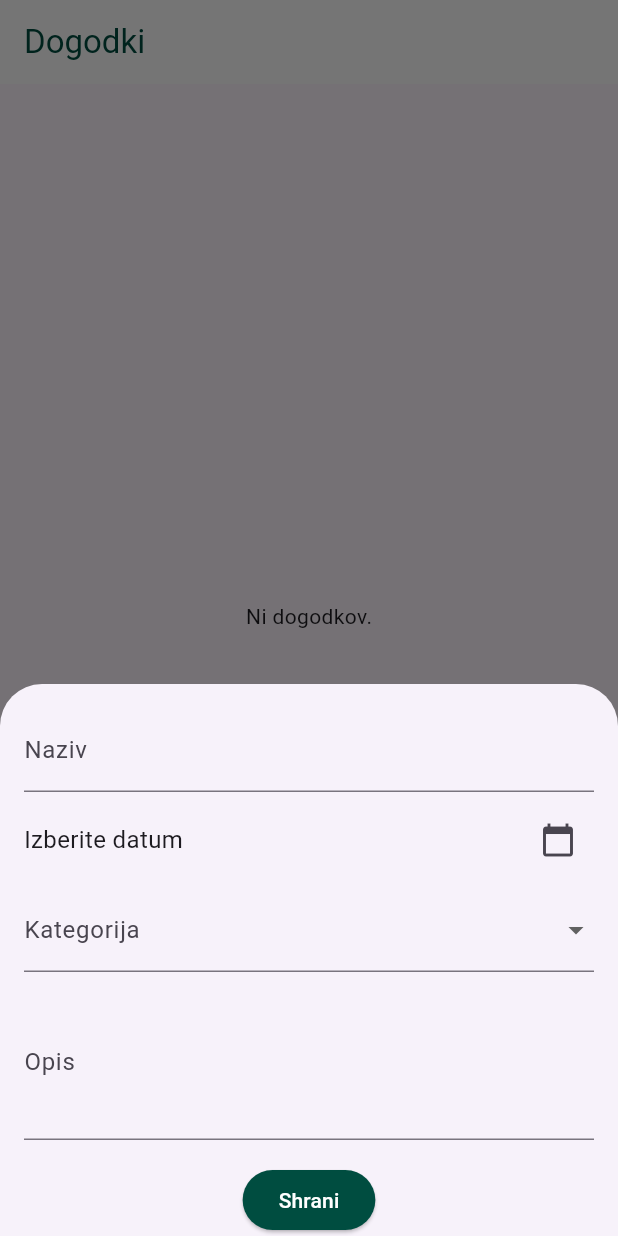
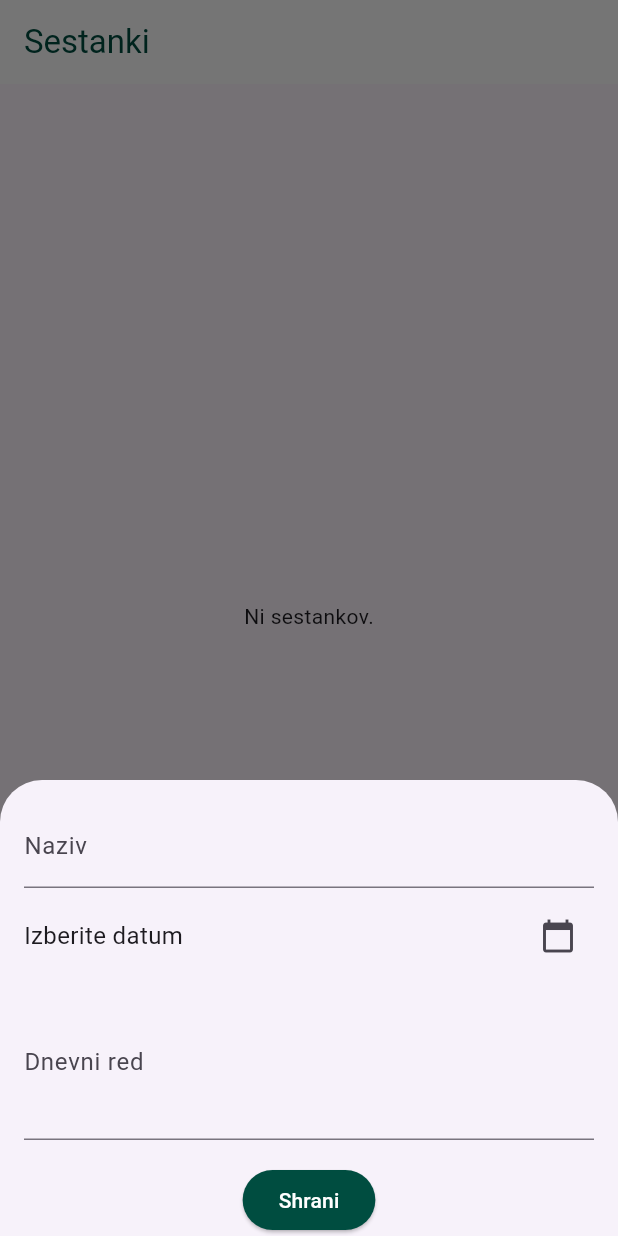
Before and after one commit to larazupanc/KLUB, a Flutter app: the NavigationController screen opened directly, item 3 of the bottom bar chosen, after a tap on the "add" icon, on a phone screen of 412 x 824 dp. Run offline on Flutter 3.47's test engine with Material 3 defaults, Android fonts, the light colour scheme and no system bars; our stand-ins replace cloud_firestore, firebase_auth, firebase_core, table_calendar; accounts and stored records are empty.

Commit message:
Sestanki page, Home page
dodajanje strani s sestanki. vse trenutne strani, razen Koledar, delujejo.
Home page nedokončan!

```diff
--- a/KlubPlus/lib/main.dart
+++ b/KlubPlus/lib/main.dart
@@ -2,6 +2,7 @@ import 'package:flutter/material.dart';
 import 'package:firebase_auth/firebase_auth.dart';
 import 'package:firebase_core/firebase_core.dart';
 import 'package:testni_app/screens/dogodki.dart';
+import 'package:testni_app/screens/sestanki.dart';
 import 'screens/home_screen.dart';
 import 'screens/koledar_screen.dart';
 import 'css/styles.dart'; // Import the AppStyles
@@ -155,8 +156,8 @@ class _NavigationControllerState extends State<NavigationController> {
   final List<Widget> _pages = [
     HomeScreen(),
     KoledarScreen(),
+    SestankiScreen(),
     NekiScreen(),
-    Center(child: Text('Nastavitve Page')),
   ];
 
   @override
@@ -164,6 +165,9 @@ class _NavigationControllerState extends State<NavigationController> {
     return Scaffold(
       body: _pages[_currentIndex],
       bottomNavigationBar: BottomNavigationBar(
+
+        selectedItemColor: Color(0xFF004d40), // Set the selected icon and text color to green
+        unselectedItemColor: Colors.grey,
         currentIndex: _currentIndex,
         onTap: (index) {
           setState(() {
@@ -171,13 +175,12 @@ class _NavigationControllerState extends State<NavigationController> {
           });
         },
         items: const [
-          BottomNavigationBarItem(
-              icon: Icon(Icons.home), label: 'Koledar'),
-          BottomNavigationBarItem(
-              icon: Icon(Icons.event), label: 'Dogodki'),
-          BottomNavigationBarItem(
-              icon: Icon(Icons.settings), label: 'Nastavitve'),
+          BottomNavigationBarItem(icon: Icon(Icons.home,color: Color(0xFF004d40)), label: 'Domov'),
+          BottomNavigationBarItem(icon: Icon(Icons.calendar_month,color: Color(0xFF004d40)), label: 'Koledar'),
+          BottomNavigationBarItem(icon: Icon(Icons.cases_sharp,color: Color(0xFF004d40)), label: 'Sestanki'),
+          BottomNavigationBarItem(icon: Icon(Icons.emoji_events,color: Color(0xFF004d40)), label: 'Dogodki'),
         ],
+
       ),
     );
   }
--- a/KlubPlus/lib/screens/home_screen.dart
+++ b/KlubPlus/lib/screens/home_screen.dart
@@ -1,109 +1,187 @@
 import 'package:flutter/material.dart';
-import 'package:testni_app/css/styles.dart';
+import 'package:cloud_firestore/cloud_firestore.dart';
+import 'package:intl/intl.dart';
 
 class HomeScreen extends StatelessWidget {
-  const HomeScreen({super.key});
-
   @override
   Widget build(BuildContext context) {
     return Scaffold(
       appBar: AppBar(
-        title: const Text('Prihajajoči dogodki', style: TextStyle(color: Colors.black)),
+        title: const Text('Home', style: TextStyle(color: Color(0xFF004d40))),
         backgroundColor: Colors.white,
         elevation: 0,
-        iconTheme: const IconThemeData(color: Colors.green),
+        iconTheme: const IconThemeData(color: Colors.lightGreenAccent),
       ),
-      body: SingleChildScrollView(
-        padding: const EdgeInsets.all(16.0),
-        child: Column(
-          crossAxisAlignment: CrossAxisAlignment.start,
+      body: Column(
         children: [
-            const SectionTitle(title: "Dogodki"),
-            const EventCard(
-              title: "Novoletni Izlet",
-              date: "30. 12. 2024 - 2. 1. 2025",
-              addedDate: "Dodano 31 Dec.",
-              icon: Icons.directions_bus,
-            ),
-            const EventCard(
-              title: "Dobrodelni kilometri",
-              date: "1-30. 6. 2024",
-              addedDate: "Dodano 31 Dec.",
-              icon: Icons.directions_run,
-            ),
-            const SizedBox(height: 16),
-            const SectionTitle(title: "Sestanki", viewAll: true),
-            const MeetingCard(
-              title: "17. redna seja",
-              date: "21. 12. 2024",
-            ),
-            const MeetingCard(
-              title: "1. redna seja",
-              date: "5. 1. 2025",
-            ),
+          // Section for Meetings
+          _buildMeetingList(context),
+          // Section for Events
+          _buildEventList(context),
         ],
       ),
-      ),
-
     );
   }
+
+  // Fetch and display meetings
+  Widget _buildMeetingList(BuildContext context) {
+    return StreamBuilder<QuerySnapshot>(
+      stream: FirebaseFirestore.instance
+          .collection('sestanki')
+          .limit(2)  // Limit the number of meetings to 2
+          .snapshots(),
+      builder: (context, snapshot) {
+        if (snapshot.connectionState == ConnectionState.waiting) {
+          return const Center(child: CircularProgressIndicator());
         }
-class SectionTitle extends StatelessWidget {
-  final String title;
-  final bool viewAll;
+        if (snapshot.hasError) {
+          return Center(child: Text('Prišlo je do napake: ${snapshot.error}'));
+        }
+        if (!snapshot.hasData || snapshot.data!.docs.isEmpty) {
+          return const Center(child: Text('Ni sestankov.'));
+        }
 
-  const SectionTitle({required this.title, this.viewAll = false, super.key});
+        final meetings = snapshot.data!.docs.map((doc) {
+          final data = doc.data() as Map<String, dynamic>;
 
-  @override
-  Widget build(BuildContext context) {
-    return Row(
-      mainAxisAlignment: MainAxisAlignment.spaceBetween,
+          final title = data['naziv'] ?? 'Unknown';
+          final date = data['datum'] != null
+              ? DateFormat('dd. MM. yyyy').format((data['datum'] as Timestamp).toDate())
+              : 'Unknown';
+          final agenda = data['dnevni_red'] ?? 'Ni dnevnega reda';
+
+          return MeetingCard(
+            title: title,
+            date: date,
+            agenda: agenda,
+            onTap: () => _showMeetingDetails(context, title, date, agenda),
+          );
+        }).toList();
+
+        return Column(
           children: [
-        Text(
-          title,
-          style: AppStyles.sectionTitle,
+            const Padding(
+              padding: EdgeInsets.all(8.0),
+              child: Text('Sestanki', style: TextStyle(fontSize: 18, fontWeight: FontWeight.bold)),
             ),
-        if (viewAll)
-          TextButton(
-            onPressed: () {},
-            style: AppStyles.greenTextButton,
-            child: const Text('Poglej vse'),
+            ListView.builder(
+              padding: const EdgeInsets.all(16.0),
+              shrinkWrap: true,
+              physics: const NeverScrollableScrollPhysics(),
+              itemCount: meetings.length,
+              itemBuilder: (context, index) => meetings[index],
             ),
           ],
         );
+      },
+    );
   }
-}class EventCard extends StatelessWidget {
-  final String title;
-  final String date;
-  final String addedDate;
-  final IconData icon;
 
-  const EventCard({
-    required this.title,
-    required this.date,
-    required this.addedDate,
-    required this.icon,
-    super.key,
-  });
+  // Fetch and display events
+  Widget _buildEventList(BuildContext context) {
+    return StreamBuilder<QuerySnapshot>(
+      stream: FirebaseFirestore.instance
+          .collection('dogodki')
+          .limit(2)  // Limit the number of events to 2
+          .snapshots(),
+      builder: (context, snapshot) {
+        if (snapshot.connectionState == ConnectionState.waiting) {
+          return const Center(child: CircularProgressIndicator());
+        }
+        if (snapshot.hasError) {
+          return Center(child: Text('Prišlo je do napake: ${snapshot.error}'));
+        }
+        if (!snapshot.hasData || snapshot.data!.docs.isEmpty) {
+          return const Center(child: Text('Ni dogodkov.'));
+        }
 
-  @override
-  Widget build(BuildContext context) {
-    return Container(
-      margin: const EdgeInsets.symmetric(vertical: 8.0),
-      decoration: AppStyles.cardBoxDecoration,
-      child: ListTile(
-        leading: Container(
-          decoration: BoxDecoration(
-            color: AppStyles.iconBackgroundColor, // Green background
-            shape: BoxShape.circle,
+        final events = snapshot.data!.docs.map((doc) {
+          final data = doc.data() as Map<String, dynamic>;
+
+          final title = data['naziv'] ?? 'Unknown';
+          final date = data['datum'] != null
+              ? DateFormat('dd. MM. yyyy').format((data['datum'] as Timestamp).toDate())
+              : 'Unknown';
+          final agenda = data['dnevni_red'] ?? 'Ni dnevnega reda';
+
+          return MeetingCard(
+            title: title,
+            date: date,
+            agenda: agenda,
+            onTap: () => _showEventDetails(context, title, date, agenda),
+          );
+        }).toList();
+
+        return Column(
+          children: [
+            const Padding(
+              padding: EdgeInsets.all(8.0),
+              child: Text('Dogodki', style: TextStyle(fontSize: 18, fontWeight: FontWeight.bold)),
             ),
-          padding: const EdgeInsets.all(8.0),
-          child: Icon(icon, color: AppStyles.iconColor),
+            ListView.builder(
+              padding: const EdgeInsets.all(16.0),
+              shrinkWrap: true,
+              physics: const NeverScrollableScrollPhysics(),
+              itemCount: events.length,
+              itemBuilder: (context, index) => events[index],
             ),
-        title: Text(title, style: AppStyles.cardTitle),
-        subtitle: Text('$date\n$addedDate', style: AppStyles.cardSubtitle),
-        trailing: const Icon(Icons.more_vert, color: Colors.grey),
+          ],
+        );
+      },
+    );
+  }
+
+  // Show meeting details in a dialog
+  void _showMeetingDetails(BuildContext context, String title, String date, String agenda) {
+    showDialog(
+      context: context,
+      builder: (BuildContext context) {
+        return AlertDialog(
+          title: Text(title),
+          content: Column(
+            mainAxisSize: MainAxisSize.min,
+            crossAxisAlignment: CrossAxisAlignment.start,
+            children: [
+              Text('Datum: $date'),
+              const SizedBox(height: 8.0),
+              Text('Dnevni red: $agenda'),
+            ],
           ),
+          actions: [
+            TextButton(
+              onPressed: () => Navigator.of(context).pop(),
+              child: const Text('Zapri'),
+            ),
+          ],
+        );
+      },
+    );
+  }
+
+  // Show event details in a dialog
+  void _showEventDetails(BuildContext context, String title, String date, String agenda) {
+    showDialog(
+      context: context,
+      builder: (BuildContext context) {
+        return AlertDialog(
+          title: Text(title),
+          content: Column(
+            mainAxisSize: MainAxisSize.min,
+            crossAxisAlignment: CrossAxisAlignment.start,
+            children: [
+              Text('Datum: $date'),
+              const SizedBox(height: 8.0),
+              Text('Dnevni red: $agenda'),
+            ],
+          ),
+          actions: [
+            TextButton(
+              onPressed: () => Navigator.of(context).pop(),
+              child: const Text('Zapri'),
+            ),
+          ],
+        );
+      },
     );
   }
 }
@@ -111,29 +189,48 @@ class SectionTitle extends StatelessWidget {
 class MeetingCard extends StatelessWidget {
   final String title;
   final String date;
+  final String agenda;
+  final VoidCallback onTap;
 
-  const MeetingCard({required this.title, required this.date, super.key});
+  const MeetingCard({
+    required this.title,
+    required this.date,
+    required this.agenda,
+    required this.onTap,
+  });
 
   @override
   Widget build(BuildContext context) {
-    return Container(
+    return Card(
       margin: const EdgeInsets.symmetric(vertical: 8.0),
-      decoration: AppStyles.cardBoxDecoration,
-      child: ListTile(
+      elevation: 4,
+      child: InkWell(
+        onTap: onTap,
+        borderRadius: BorderRadius.circular(4.0),
+        child: Stack(
+          children: [
+            ListTile(
               leading: Container(
+                width: 48.0,
+                height: 48.0,
                 decoration: BoxDecoration(
-            color: AppStyles.iconBackgroundColor, // Green background
+                  color: Color(0xFF004d40),
                   shape: BoxShape.circle,
                 ),
-          padding: const EdgeInsets.all(8.0),
-          child: const Icon(Icons.meeting_room, color: AppStyles.iconColor),
+                child: Icon(
+                  Icons.business_center,
+                  color: Colors.lightGreenAccent,
+                  size: 24.0,
                 ),
-        title: Text(title, style: AppStyles.cardTitle),
-        subtitle: Text(date, style: AppStyles.cardSubtitle),
-        trailing: TextButton(
-          onPressed: () {},
-          style: AppStyles.greenTextButton,
-          child: const Text('Poglej dnevni red'),
+              ),
+              title: Text(
+                title,
+                style: const TextStyle(fontWeight: FontWeight.bold),
+              ),
+              subtitle: Text('Datum: $date\nDnevni red: $agenda'),
+              isThreeLine: true,
+            ),
+          ],
         ),
       ),
     );
--- /dev/null
+++ b/KlubPlus/lib/screens/sestanki.dart
@@ -0,0 +1,352 @@
+import 'package:flutter/material.dart';
+import 'package:cloud_firestore/cloud_firestore.dart';
+import 'package:intl/intl.dart';
+
+class SestankiScreen extends StatelessWidget {
+  @override
+  Widget build(BuildContext context) {
+    return Scaffold(
+      appBar: AppBar(
+        title: const Text('Sestanki', style: TextStyle(color: Color(0xFF004d40))),
+        backgroundColor: Colors.white,
+        elevation: 0,
+        iconTheme: const IconThemeData(color: Colors.lightGreenAccent),
+      ),
+      body: StreamBuilder<QuerySnapshot>(
+        stream: FirebaseFirestore.instance.collection('sestanki').snapshots(),
+        builder: (context, snapshot) {
+          if (snapshot.connectionState == ConnectionState.waiting) {
+            return const Center(child: CircularProgressIndicator());
+          }
+          if (snapshot.hasError) {
+            return Center(child: Text('Prišlo je do napake: ${snapshot.error}'));
+          }
+          if (!snapshot.hasData || snapshot.data!.docs.isEmpty) {
+            return const Center(child: Text('Ni sestankov.'));
+          }
+
+          final meetings = snapshot.data!.docs.map((doc) {
+            final data = doc.data() as Map<String, dynamic>;
+
+            final title = data['naziv'] ?? 'Unknown';
+            final date = data['datum'] != null
+                ? DateFormat('dd. MM. yyyy').format((data['datum'] as Timestamp).toDate())
+                : 'Unknown';
+            final agenda = data['dnevni_red'] ?? 'Ni dnevnega reda';
+
+            return MeetingCard(
+              title: title,
+              date: date,
+              agenda: agenda,
+              onTap: () => _showMeetingDetails(context, title, date, agenda),
+              onEdit: () => _showEditMeetingForm(context, doc.id, data),
+              onDelete: () => _deleteMeeting(context, doc.id),
+            );
+          }).toList();
+
+          return ListView.builder(
+            padding: const EdgeInsets.all(16.0),
+            itemCount: meetings.length,
+            itemBuilder: (context, index) => meetings[index],
+          );
+        },
+      ),
+      floatingActionButton: FloatingActionButton(
+        onPressed: () => _showAddMeetingForm(context),
+        backgroundColor: Color(0xFF004d40),
+        child: const Icon(Icons.add, color: Colors.lightGreenAccent),
+      ),
+    );
+  }
+
+  void _showAddMeetingForm(BuildContext context) {
+    showModalBottomSheet(
+      context: context,
+      isScrollControlled: true,
+      builder: (context) => Padding(
+        padding: EdgeInsets.only(
+          bottom: MediaQuery.of(context).viewInsets.bottom,
+          left: 16.0,
+          right: 16.0,
+          top: 16.0,
+        ),
+        child: _MeetingForm(),
+      ),
+    );
+  }
+
+  void _showEditMeetingForm(BuildContext context, String docId, Map<String, dynamic> currentData) {
+    showModalBottomSheet(
+      context: context,
+      isScrollControlled: true,
+      builder: (context) => Padding(
+        padding: EdgeInsets.only(
+          bottom: MediaQuery.of(context).viewInsets.bottom,
+          left: 16.0,
+          right: 16.0,
+          top: 16.0,
+        ),
+        child: _MeetingForm(docId: docId, initialData: currentData),
+      ),
+    );
+  }
+
+  void _showMeetingDetails(BuildContext context, String title, String date, String agenda) {
+    showDialog(
+      context: context,
+      builder: (BuildContext context) {
+        return AlertDialog(
+          title: Text(title),
+          content: Column(
+            mainAxisSize: MainAxisSize.min,
+            crossAxisAlignment: CrossAxisAlignment.start,
+            children: [
+              Text('Datum: $date'),
+              const SizedBox(height: 8.0),
+              Text('Dnevni red: $agenda'),
+            ],
+          ),
+          actions: [
+            TextButton(
+              onPressed: () => Navigator.of(context).pop(),
+              child: const Text('Zapri'),
+            ),
+          ],
+        );
+      },
+    );
+  }
+
+  void _deleteMeeting(BuildContext context, String docId) {
+    showDialog(
+      context: context,
+      builder: (BuildContext context) {
+        return AlertDialog(
+          title: const Text('Izbriši sestanek'),
+          content: const Text('Ali ste prepričani, da želite izbrisati ta sestanek?'),
+          actions: [
+            TextButton(
+              onPressed: () => Navigator.of(context).pop(),
+              child: const Text('Prekliči'),
+            ),
+            TextButton(
+              onPressed: () async {
+                await FirebaseFirestore.instance.collection('sestanki').doc(docId).delete();
+                Navigator.of(context).pop();
+                ScaffoldMessenger.of(context)
+                    .showSnackBar(const SnackBar(content: Text('Sestanek izbrisan.')));
+              },
+              child: const Text('Izbriši'),
+            ),
+          ],
+        );
+      },
+    );
+  }
+}
+
+class _MeetingForm extends StatefulWidget {
+  final String? docId;
+  final Map<String, dynamic>? initialData;
+
+  const _MeetingForm({this.docId, this.initialData});
+
+  @override
+  _MeetingFormState createState() => _MeetingFormState();
+}
+
+class _MeetingFormState extends State<_MeetingForm> {
+  final _formKey = GlobalKey<FormState>();
+  final TextEditingController _titleController = TextEditingController();
+  final TextEditingController _agendaController = TextEditingController();
+
+  DateTime? _selectedDate;
+
+  @override
+  void initState() {
+    super.initState();
+    if (widget.initialData != null) {
+      _titleController.text = widget.initialData!['naziv'] ?? '';
+      _agendaController.text = widget.initialData!['dnevni_red'] ?? '';
+      _selectedDate = (widget.initialData!['datum'] as Timestamp).toDate();
+    }
+  }
+
+  void _saveMeeting() async {
+    if (_formKey.currentState!.validate() && _selectedDate != null) {
+      final data = {
+        'naziv': _titleController.text,
+        'datum': Timestamp.fromDate(_selectedDate!),
+        'dnevni_red': _agendaController.text,
+      };
+
+      if (widget.docId == null) {
+        await FirebaseFirestore.instance.collection('sestanki').add(data);
+        ScaffoldMessenger.of(context).showSnackBar(const SnackBar(content: Text('Sestanek dodan!')));
+      } else {
+        await FirebaseFirestore.instance.collection('sestanki').doc(widget.docId).update(data);
+        ScaffoldMessenger.of(context).showSnackBar(const SnackBar(content: Text('Sestanek posodobljen!')));
+      }
+
+      Navigator.of(context).pop();
+    } else {
+      ScaffoldMessenger.of(context).showSnackBar(
+        const SnackBar(content: Text('Prosimo, izpolnite vsa polja.')),
+      );
+    }
+  }
+
+  void _pickDate(BuildContext context) async {
+    final DateTime? picked = await showDatePicker(
+      context: context,
+      initialDate: _selectedDate ?? DateTime.now(),
+      firstDate: DateTime(2000),
+      lastDate: DateTime(2100),
+    );
+    if (picked != null && picked != _selectedDate) {
+      setState(() {
+        _selectedDate = picked;
+      });
+    }
+  }
+
+  @override
+  Widget build(BuildContext context) {
+    return Form(
+      key: _formKey,
+      child: SingleChildScrollView(
+        child: Column(
+          mainAxisSize: MainAxisSize.min,
+          children: [
+            TextFormField(
+              controller: _titleController,
+              decoration: const InputDecoration(labelText: 'Naziv'),
+              validator: (value) => value!.isEmpty ? 'Naziv je obvezen.' : null,
+            ),
+            const SizedBox(height: 8.0),
+            Row(
+              children: [
+                Expanded(
+                  child: Text(
+                    _selectedDate == null
+                        ? 'Izberite datum'
+                        : DateFormat('dd. MM. yyyy').format(_selectedDate!),
+                    style: const TextStyle(fontSize: 16.0),
+                  ),
+                ),
+                IconButton(
+                  icon: const Icon(Icons.calendar_today),
+                  onPressed: () => _pickDate(context),
+                ),
+              ],
+            ),
+            const SizedBox(height: 8.0),
+            TextFormField(
+              controller: _agendaController,
+              decoration: const InputDecoration(labelText: 'Dnevni red'),
+              maxLines: 3,
+              validator: (value) => value!.isEmpty ? 'Dnevni red je obvezen.' : null,
+            ),
+            const SizedBox(height: 16.0),
+            ElevatedButton(
+              onPressed: _saveMeeting,
+              style: ElevatedButton.styleFrom(backgroundColor: Color(0xFF004d40)),
+              child: const Text('Shrani', style: TextStyle(color: Colors.white)),
+            ),
+          ],
+        ),
+      ),
+    );
+  }
+}
+
+class MeetingCard extends StatelessWidget {
+  final String title;
+  final String date;
+  final String agenda;
+  final VoidCallback onTap;
+  final VoidCallback onEdit;
+  final VoidCallback onDelete;
+
+  const MeetingCard({
+    required this.title,
+    required this.date,
+    required this.agenda,
+    required this.onTap,
+    required this.onEdit,
+    required this.onDelete,
+  });
+
+  @override
+  Widget build(BuildContext context) {
+    return Card(
+      margin: const EdgeInsets.symmetric(vertical: 8.0),
+      elevation: 4,
+      child: InkWell(
+        onTap: onTap,
+        borderRadius: BorderRadius.circular(4.0),
+        child: Stack(
+          children: [
+            ListTile(
+              leading: Container(
+                width: 48.0,
+                height: 48.0,
+                decoration: BoxDecoration(
+                  color: Colors.green[900],
+                  shape: BoxShape.circle,
+                ),
+                child: Icon(
+                  Icons.business_center,
+                  color: Colors.lightGreenAccent,
+                  size: 24.0,
+                ),
+              ),
+              title: Text(
+                title,
+                style: const TextStyle(fontWeight: FontWeight.bold),
+              ),
+              subtitle: Text('Datum: $date\nDnevni red: $agenda'),
+              isThreeLine: true,
+            ),
+            Positioned(
+              top: 8.0,
+              right: 8.0,
+              child: PopupMenuButton<String>(
+                onSelected: (value) {
+                  if (value == 'edit') {
+                    onEdit();
+                  } else if (value == 'delete') {
+                    onDelete();
+                  }
+                },
+                itemBuilder: (context) => [
+                  const PopupMenuItem(
+                    value: 'edit',
+                    child: Row(
+                      children: [
+                        Icon(Icons.edit, color: Colors.blue),
+                        SizedBox(width: 8),
+                        Text('Uredi'),
+                      ],
+                    ),
+                  ),
+                  const PopupMenuItem(
+                    value: 'delete',
+                    child: Row(
+                      children: [
+                        Icon(Icons.delete, color: Colors.red),
+                        SizedBox(width: 8),
+                        Text('Izbriši'),
+                      ],
+                    ),
+                  ),
+                ],
+                icon: const Icon(Icons.more_vert),
+              ),
+            ),
+          ],
+        ),
+      ),
+    );
+  }
+}
```
Lines whose indentation alone changed are shown as unchanged.
